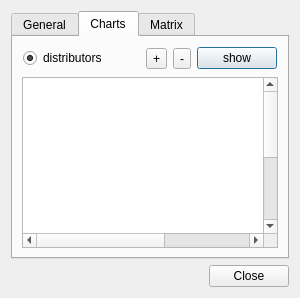
First picture: the form in src/blackgui/views/aircraftmodelstatisticsdialog.ui, repository swift-project/pilotclient, before the edit.
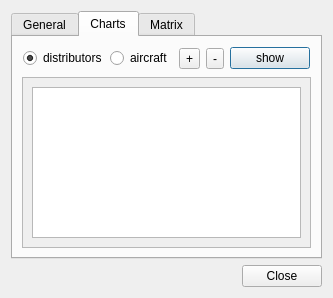
Second picture: the form after the edit. The open tabs and pages were chosen to show the change. Custom widgets are drawn as their Qt base class.

Commit message: Ref T509, added ICAO graph

Patch:
```diff
--- a/src/blackgui/views/aircraftmodelstatisticsdialog.ui
+++ b/src/blackgui/views/aircraftmodelstatisticsdialog.ui
@@ -6,7 +6,7 @@
    <rect>
     <x>0</x>
     <y>0</y>
-    <width>300</width>
+    <width>333</width>
     <height>298</height>
    </rect>
   </property>
@@ -78,6 +78,13 @@
             </property>
            </widget>
           </item>
+          <item>
+           <widget class="QRadioButton" name="rb_AircraftIcao">
+            <property name="text">
+             <string>aircraft</string>
+            </property>
+           </widget>
+          </item>
           <item>
            <spacer name="hs_ChartType">
             <property name="orientation">
@@ -116,18 +123,29 @@
         </widget>
        </item>
        <item>
-        <widget class="QChartView" name="qv_Chart">
-         <property name="sceneRect">
-          <rectf>
-           <x>0.000000000000000</x>
-           <y>0.000000000000000</y>
-           <width>400.000000000000000</width>
-           <height>300.000000000000000</height>
-          </rectf>
+        <widget class="QScrollArea" name="scrollArea">
+         <property name="widgetResizable">
+          <bool>true</bool>
          </property>
-         <property name="dragMode">
-          <enum>QGraphicsView::ScrollHandDrag</enum>
-         </property>
+         <widget class="QWidget" name="scrollAreaWidgetContents">
+          <property name="geometry">
+           <rect>
+            <x>0</x>
+            <y>0</y>
+            <width>299</width>
+            <height>191</height>
+           </rect>
+          </property>
+          <layout class="QVBoxLayout" name="verticalLayout_2">
+           <item>
+            <widget class="QChartView" name="qv_Chart">
+             <property name="dragMode">
+              <enum>QGraphicsView::NoDrag</enum>
+             </property>
+            </widget>
+           </item>
+          </layout>
+         </widget>
         </widget>
        </item>
       </layout>
```
Left out of the diff: 2 changed lines with no effect on the pictures. The commit also changes 2 other files.
